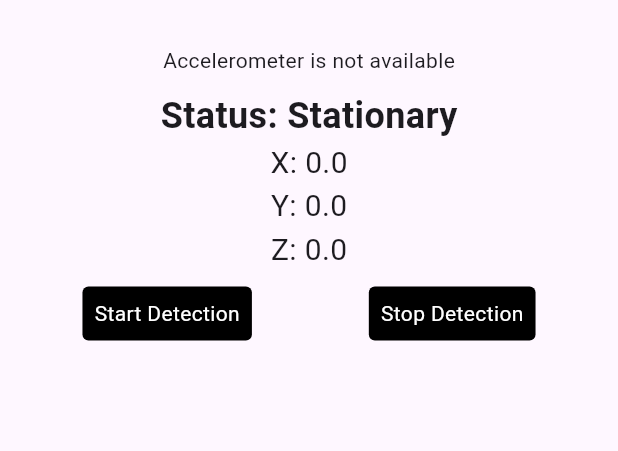
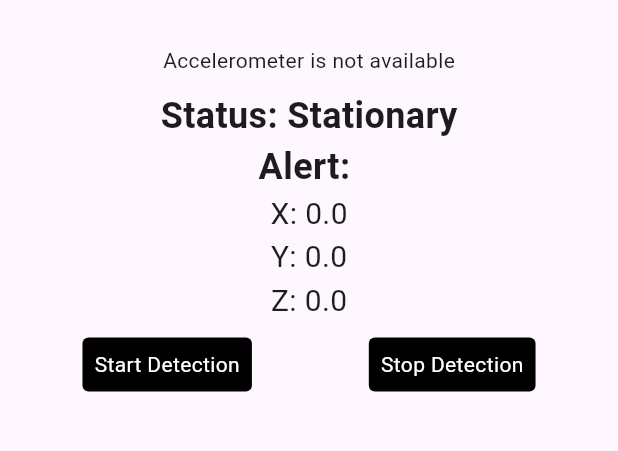
Before and after one commit to Tanveer52/native-movement-detection, a Flutter app: the screen it shows after launch, on a phone screen of 412 x 824 dp, the part 63-514 px from its top. Run offline on Flutter 3.47's test engine with Material 3 defaults, Android fonts, the light colour scheme and no system bars; our stand-ins replace flutter_riverpod.

Commit message:
user alert is being fetched

```diff
--- a/lib/main.dart
+++ b/lib/main.dart
@@ -41,6 +41,9 @@ class MovementDetectionPage extends ConsumerWidget {
                   : 'Accelerometer is not available'),
               const SizedBox(height: 10),
               Text('Status: ${sensorService.status}',
+                  style: const TextStyle(
+                      fontSize: 24, fontWeight: FontWeight.bold)),
+              Text('Alert: ${sensorService.alert}',
                   style: const TextStyle(
                       fontSize: 24, fontWeight: FontWeight.bold)),
               Text('X: ${sensorService.x.toStringAsFixed(1)}',
--- a/lib/providers/sensor_service_provider.dart
+++ b/lib/providers/sensor_service_provider.dart
@@ -15,6 +15,7 @@ class SensorServiceNotifier extends ChangeNotifier {
       EventChannel('com.example.movement_detection/sensorStream');
 
   String status = "Stationary";
+  String alert = "";
   double x = 0.0, y = 0.0, z = 0.0;
   bool isSensorAvailable = false;
 
@@ -35,9 +36,9 @@ class SensorServiceNotifier extends ChangeNotifier {
 
   void _listenToSensorStream() {
     _eventChannel.receiveBroadcastStream().listen((event) {
-      // Check if the event contains the new status
-      if (event['status'] == "User has not moved for 2 minutes") {
-        status = event['status'] as String;
+      // Check if the event contains the alert message
+      if (event.containsKey('alert')) {
+        alert = event['alert'] as String;
         notifyListeners();
         return;
       }
@@ -75,6 +76,7 @@ class SensorServiceNotifier extends ChangeNotifier {
 
   void _resetValues() {
     status = "Stationary";
+    alert = "";
     x = 0.0;
     y = 0.0;
     z = 0.0;
```
Also changed, not shown: 1 other file.
